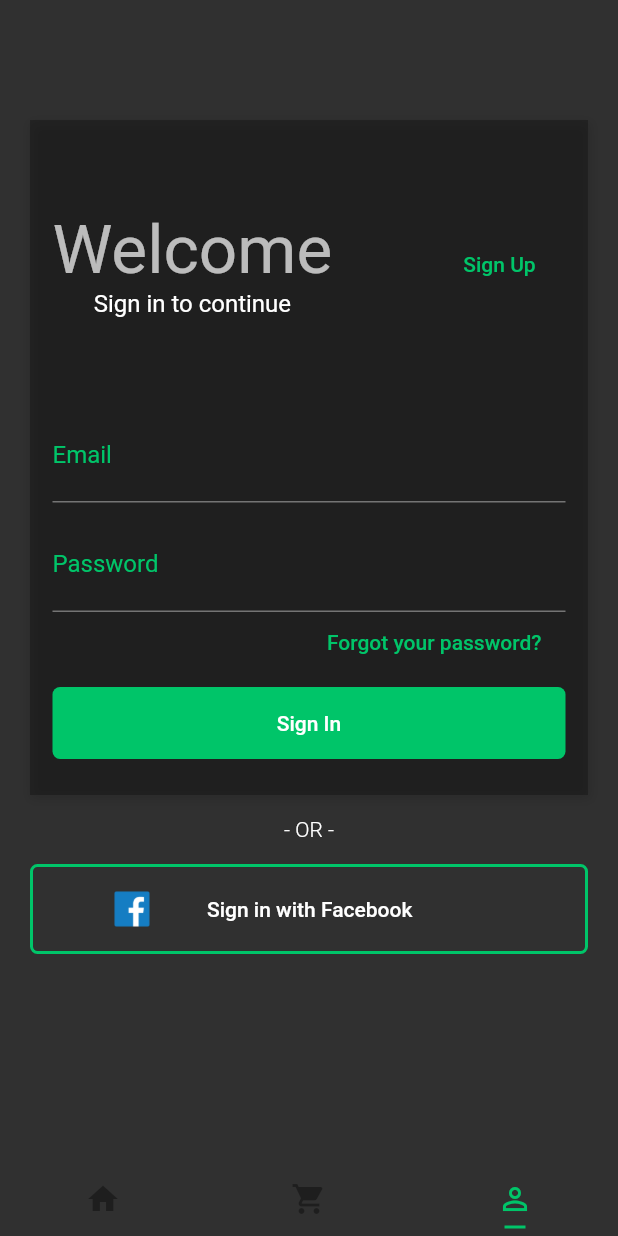
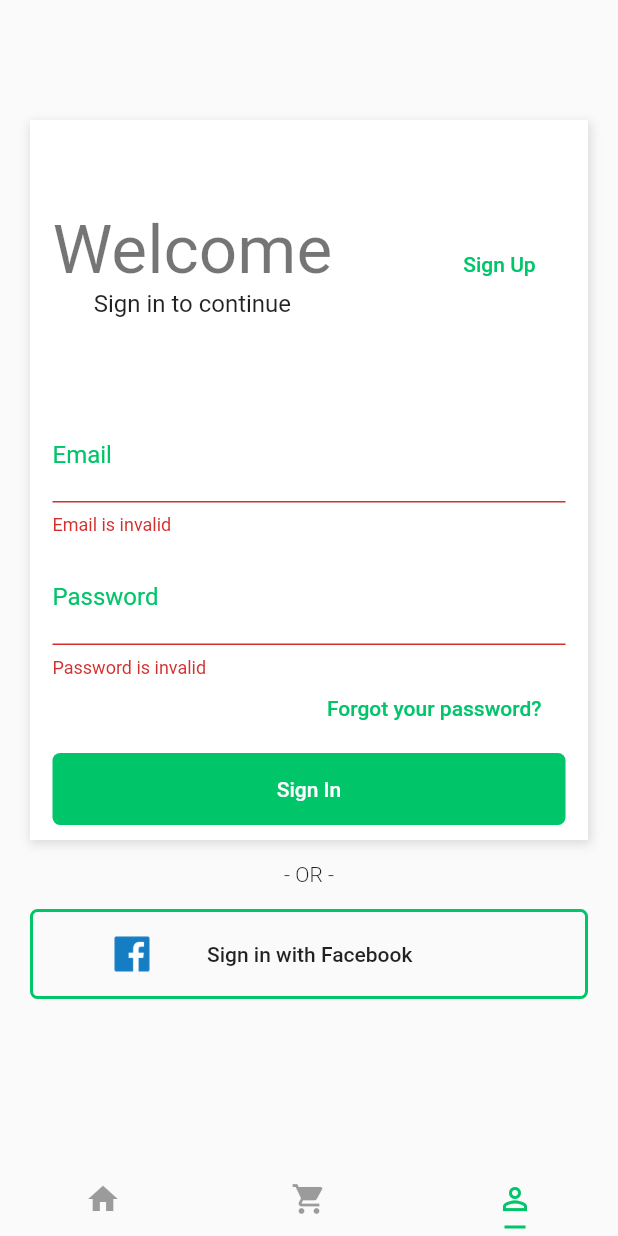
Before and after one commit to Douglas-code/shopping_app, a Flutter app: the screen it shows after launch, item 3 of the bottom bar chosen, after a tap on "Sign In", on a phone screen of 412 x 824 dp. Run offline on Flutter 3.47's test engine with Material 2 defaults, Android fonts, the phone set to English and light mode, and no system bars.

Commit message:
Adicionando formulario

```diff
--- a/lib/main.dart
+++ b/lib/main.dart
@@ -1,5 +1,4 @@
 import 'package:Shopping/pages/tabs.page.dart';
-import 'package:Shopping/themes/dark.theme.dart';
 import 'package:Shopping/themes/light.theme.dart';
 import 'package:flutter/material.dart';
 
@@ -13,7 +12,7 @@ class MyApp extends StatelessWidget {
     return MaterialApp(
       title: 'Flutter Demo',
       debugShowCheckedModeBanner: false,
-      theme: darkTheme(),
+      theme: lightTheme(),
       home: DefaultTabController(
         length: 3,
         child: TabsPage(),
--- a/lib/pages/login.page.dart
+++ b/lib/pages/login.page.dart
@@ -2,6 +2,10 @@ import 'package:Shopping/pages/signup.page.dart';
 import 'package:flutter/material.dart';
 
 class LoginPage extends StatelessWidget {
+  final _formKey = GlobalKey<FormState>();
+  String _email;
+  String _password;
+
   @override
   Widget build(BuildContext context) {
     return Scaffold(
@@ -16,7 +20,7 @@ class LoginPage extends StatelessWidget {
             child: Column(
               children: <Widget>[
                 Container(
-                  height: 450,
+                  height: 480,
                   decoration: BoxDecoration(
                     color: Theme.of(context).accentColor,
                     boxShadow: [
@@ -34,6 +38,8 @@ class LoginPage extends StatelessWidget {
                       right: 15,
                       top: 60,
                     ),
+                    child: Form(
+                      key: _formKey,
                       child: Column(
                         children: <Widget>[
                           Row(
@@ -43,11 +49,13 @@ class LoginPage extends StatelessWidget {
                                 children: <Widget>[
                                   Text(
                                     "Welcome",
-                                  style: Theme.of(context).textTheme.headline3,
+                                    style:
+                                        Theme.of(context).textTheme.headline3,
                                   ),
                                   Text(
                                     "Sign in to continue",
-                                  style: Theme.of(context).textTheme.subtitle1,
+                                    style:
+                                        Theme.of(context).textTheme.subtitle1,
                                   ),
                                 ],
                               ),
@@ -85,6 +93,14 @@ class LoginPage extends StatelessWidget {
                             style: TextStyle(
                               fontSize: 20,
                             ),
+                            validator: (value) {
+                              if (value.isEmpty) {
+                                return "Email is invalid";
+                              }
+
+                              return null;
+                            },
+                            onSaved: (input) => _email = input,
                           ),
                           SizedBox(
                             height: 10,
@@ -103,6 +119,14 @@ class LoginPage extends StatelessWidget {
                             style: TextStyle(
                               fontSize: 20,
                             ),
+                            validator: (value) {
+                              if (value.isEmpty) {
+                                return "Password is invalid";
+                              }
+
+                              return null;
+                            },
+                            onSaved: (input) => _password = input,
                           ),
                           Container(
                             height: 40,
@@ -129,7 +153,17 @@ class LoginPage extends StatelessWidget {
                               ),
                             ),
                             child: FlatButton(
-                            onPressed: () {},
+                              onPressed: () {
+                                if (_formKey.currentState.validate()) {
+                                  _formKey.currentState.save();
+
+                                  Scaffold.of(context).showSnackBar(
+                                    SnackBar(
+                                      content: Text("Welcome $_email"),
+                                    ),
+                                  );
+                                }
+                              },
                               child: Text(
                                 "Sign In",
                                 style: TextStyle(
@@ -139,6 +173,7 @@ class LoginPage extends StatelessWidget {
                             ),
                           ),
                         ],
+                      ),
                     ),
                   ),
                 ),
```
Lines whose indentation alone changed are shown as unchanged.
